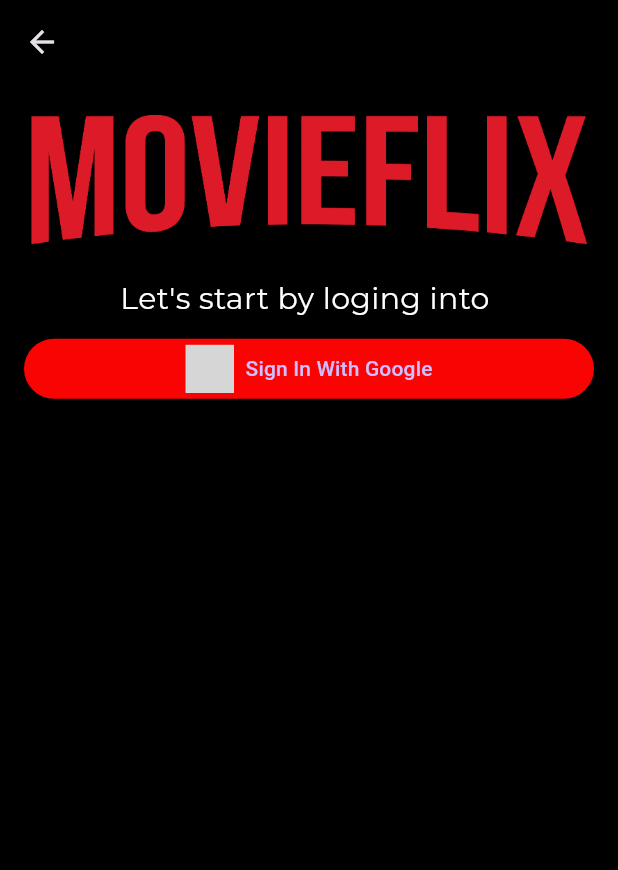
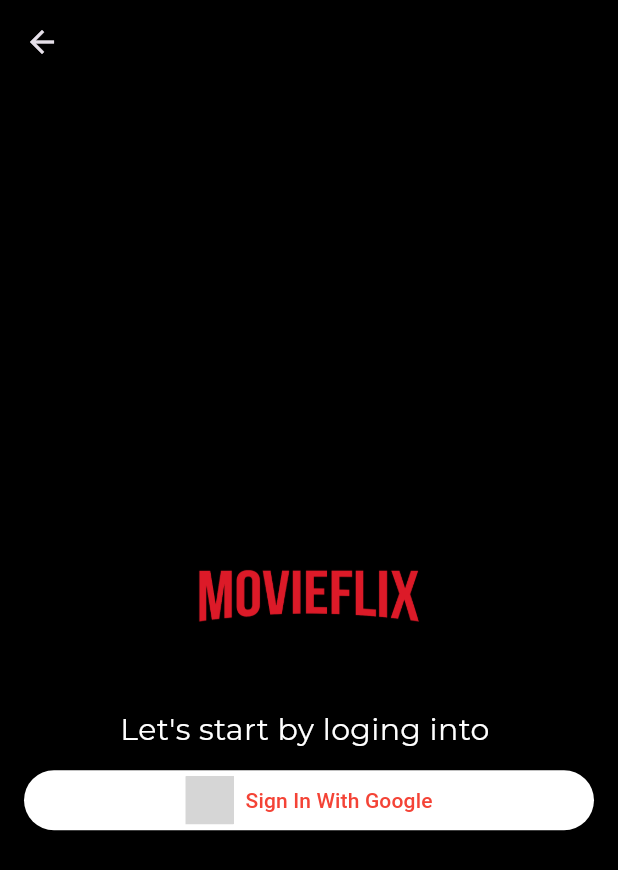
Before and after one commit to AswinAzikar/movieflix, a Flutter app: the SocialAuthenticationScreen screen opened directly, on a phone screen of 412 x 824 dp. Shown: the top 870 px of the screen. Run offline on Flutter 3.47's test engine with Material 3 defaults, Android fonts, the phone set to English and light mode, and no system bars; our stand-ins replace cached_network_image, carousel_slider, cloud_firestore, country_code_picker, device_info_plus, dio and 23 more; missing offline and left inert: neopop; accounts and stored records are empty; grey boxes are pictures that could not be loaded.

Commit message:
V1_Stable: Updated AndroidManifest.xml, removed various icon files, and refactored SocialAuthenticationScreen and LoadingButtonV2 widgets.

```diff
--- a/lib/features/authentication/social_authentication/google_oauth_mixin.dart
+++ b/lib/features/authentication/social_authentication/google_oauth_mixin.dart
@@ -46,7 +46,9 @@ mixin GoogleOauthMixin<T extends StatefulWidget> on State<T> {
 
       FirebaseAuth.instance.signInWithCredential(credential);
       makeButtonNotLoading();
-      SharedPreferencesService.i.setValue(value: "eyJhbGciOiJIUzI1NiJ9.eyJhdWQiOiJiNDI2YWMwZDZkMzRhZjExN2JlYjQzYzI2M2I4ZDJlZCIsIm5iZiI6MTcyMTAxNTI4MS42NDYyNTYsInN1YiI6IjY2OGQwM2E0MmU3NzFlODg3MTBkMWFkMSIsInNjb3BlcyI6WyJhcGlfcmVhZCJdLCJ2ZXJzaW9uIjoxfQ.pTXg_JJP_zKHx1BKVmd1YBjzX3q8pfmmfFkpA9Ap56k");
+      SharedPreferencesService.i.setValue(
+          value:
+              "eyJhbGciOiJIUzI1NiJ9.eyJhdWQiOiJiNDI2YWMwZDZkMzRhZjExN2JlYjQzYzI2M2I4ZDJlZCIsIm5iZiI6MTcyMTAxNTI4MS42NDYyNTYsInN1YiI6IjY2OGQwM2E0MmU3NzFlODg3MTBkMWFkMSIsInNjb3BlcyI6WyJhcGlfcmVhZCJdLCJ2ZXJzaW9uIjoxfQ.pTXg_JJP_zKHx1BKVmd1YBjzX3q8pfmmfFkpA9Ap56k");
       Navigator.pushNamedAndRemoveUntil(
           context, SplashScreen.path, (route) => false);
     } catch (error) {
--- a/lib/features/authentication/social_authentication/social_authentication_screen.dart
+++ b/lib/features/authentication/social_authentication/social_authentication_screen.dart
@@ -26,23 +26,21 @@ class _SocialAuthenticationScreenState extends State<SocialAuthenticationScreen>
       appBar: AppBar(
         backgroundColor: Colors.transparent,
       ),
-      body: SingleChildScrollView(
-        child: Padding(
+      body: Padding(
         padding: const EdgeInsets.all(paddingLarge),
         child: Form(
           key: formKey,
           child: Column(
-              mainAxisAlignment: MainAxisAlignment.center,
-              crossAxisAlignment: CrossAxisAlignment.center,
-              children: [
-                Column(
+            mainAxisSize: MainAxisSize.max,
             mainAxisAlignment: MainAxisAlignment.center,
             crossAxisAlignment: CrossAxisAlignment.center,
             children: [
               Image.asset(
                 "assets/appicon/logo.png",
+                width: 150,
+                height: 150,
               ),
-                    gapLarge,
+
               Text(
                 "Let's start by loging into ",
                 style: TextStyle(
@@ -105,39 +103,14 @@ class _SocialAuthenticationScreenState extends State<SocialAuthenticationScreen>
                   Assets.svgs.icons8Google,
                   height: paddingXL,
                 ),
-                      backgroundColor: const Color.fromARGB(255, 250, 3, 3),
+                backgroundColor: Colors.white,
                 buttonLoading: buttonLoading,
                 text: "Sign In With Google",
                 textColor: Colors.red,
+
                 onPressed: signInWithGoogle,
               ),
             ],
-                ),
-                // Row(
-                //   mainAxisAlignment: MainAxisAlignment.center,
-                //   children: [
-                //     Text(
-                //       "Do not have an account?",
-                //       style: context.labelLarge.copyWith(
-                //         color: Colors.black.withOpacity(.5),
-                //       ),
-                //     ),
-                //     // gapSmall,
-                //     TextButton(
-                //       style: TextButton.styleFrom(
-                //         // padding: EdgeInsets.zero,
-                //         tapTargetSize: MaterialTapTargetSize.shrinkWrap,
-                //       ),
-                //       onPressed: signupAction,
-                //       child: Text(
-                //         "Sign Up",
-                //         style: context.bodyLarge,
-                //       ),
-                //     ),
-                //   ],
-                // )
-              ],
-            ),
           ),
         ),
       ),
--- a/lib/widgets/loading_button.dart
+++ b/lib/widgets/loading_button.dart
@@ -31,8 +31,7 @@ class LoadingButtonV2 extends StatelessWidget {
   Widget build(BuildContext context) {
     Widget button = ElevatedButton(
       style: ElevatedButton.styleFrom(
-        backgroundColor: backgroundColor,
-      ),
+          backgroundColor: backgroundColor, foregroundColor: textColor),
       onPressed: buttonLoading ? null : onPressed,
       child: Builder(builder: (context) {
         if (buttonLoading) return const CircularProgressIndicator();
```
Also changed, not shown: 27 other files. Lines whose indentation alone changed are shown as unchanged.
